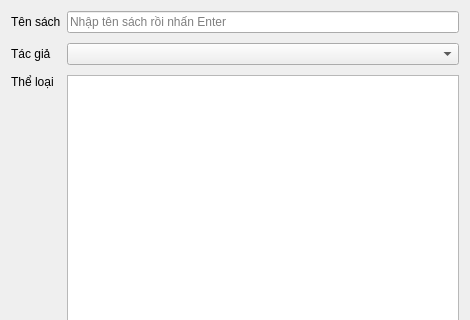
Qt form BookEntryDialog.ui (Dannyplusplus12/PBL2) before a commit; both pictures show x 0 to 470 and y 0 to 320 of the 470 by 520 pixel window.
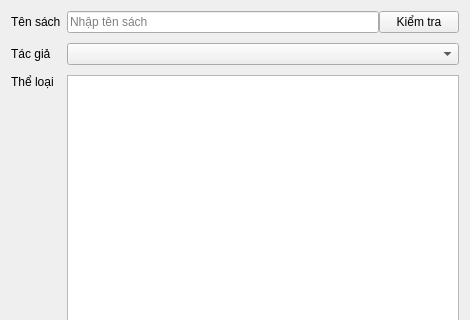
The same form after that commit.

Diff of the .ui file:
```diff
--- a/BookEntryDialog.ui
+++ b/BookEntryDialog.ui
@@ -27,11 +27,22 @@
       </widget>
      </item>
      <item row="0" column="1">
+      <layout class="QHBoxLayout" name="nameRow">
+       <item>
       <widget class="QLineEdit" name="nameEdit">
        <property name="placeholderText">
-        <string>Nhập tên sách rồi nhấn Enter</string>
-       </property>
-      </widget>
+          <string>Nhập tên sách</string>
+         </property>
+        </widget>
+       </item>
+       <item>
+        <widget class="QPushButton" name="checkBtn">
+         <property name="text">
+          <string>Kiểm tra</string>
+         </property>
+        </widget>
+       </item>
+      </layout>
      </item>
      <item row="1" column="0">
       <widget class="QLabel" name="authorLabel">
```
Lines whose indentation alone changed are shown as unchanged.
